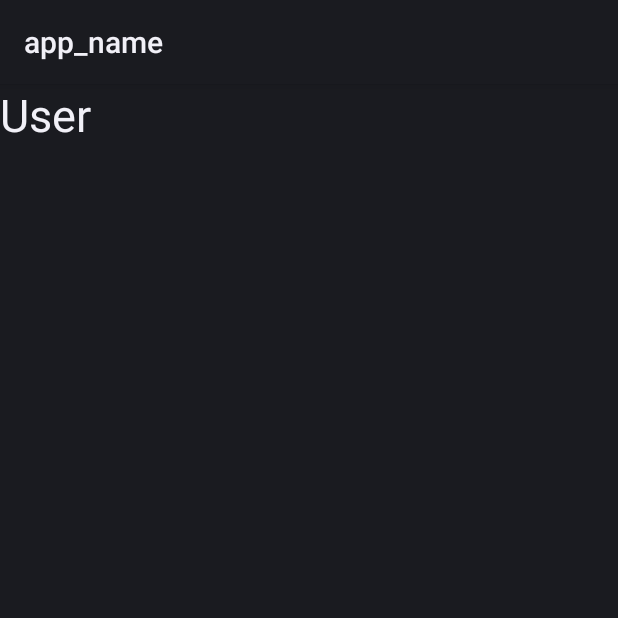
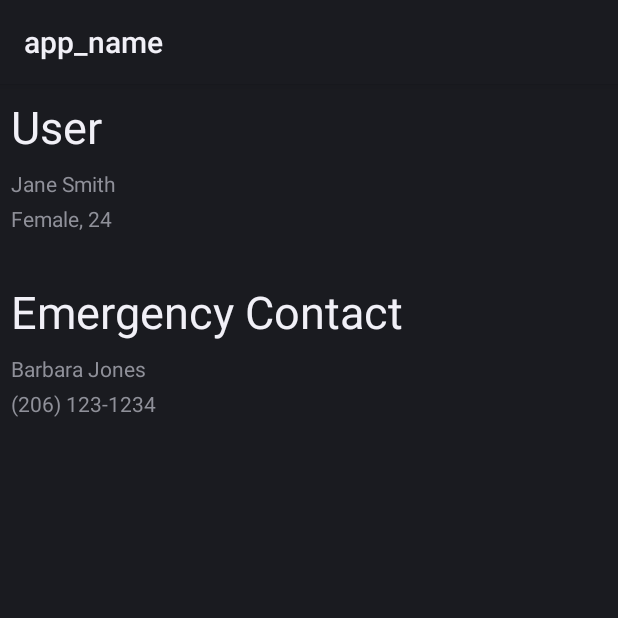
Before and after one commit to viveret/LadyProblems2016, an Android app: the screen it shows after launch (HomeActivity), on a phone screen of 412 x 824 dp, the top half of it. Run offline under Robolectric (Android 15) with nearby library versions, the phone set to English and light mode, and no system bars.

Commit message:
finished home screen xml except for the map which needs to be added.

```diff
--- a/src/main/res/layout/home_activity.xml
+++ b/src/main/res/layout/home_activity.xml
@@ -2,56 +2,89 @@
 <LinearLayout xmlns:android="http://schemas.android.com/apk/res/android"
 	xmlns:ads="http://schemas.android.com/apk/res-auto"
     android:layout_width="fill_parent"
-	android:layout_height="fill_parent" >
+	android:layout_height="fill_parent"
+    android:baselineAligned="false"
+    android:orientation="vertical">
 
   <!--   User profile information   -->
+
   <TextView
-      android:layout_width="fill_parent"
+      android:text="User"
+      style="@style/Header"
+
+      android:layout_width="wrap_content"
       android:layout_height="wrap_content"
-      android:gravity="center_vertical"
-      style="@style/Header"
-      android:text="User"/>
+
+      android:layout_marginTop="8dp"
+      android:layout_marginLeft="7.5dp"/>
+
   <TextView
       android:id="@id/user_full_name"
-      android:layout_width="fill_parent"
+      android:text="Jane Smith"
+
+      android:layout_width="wrap_content"
       android:layout_height="wrap_content"
-      android:gravity="center_vertical"/>
+
+      android:layout_marginTop="8dp"
+      android:layout_marginLeft="7.5dp"/>
+
   <TextView
       android:id="@id/user_sub_info"
-      android:layout_width="fill_parent"
+      android:text="Female, 24 "
+
+      android:layout_width="wrap_content"
       android:layout_height="wrap_content"
-      android:gravity="center_vertical"
-      style="@style/Subscript"/>
+
+      android:layout_marginTop="4dp"
+      android:layout_marginLeft="7.5dp"/>
 
   <!--   Emergency contact information   -->
+
   <TextView
-      android:layout_width="fill_parent"
+      android:text="Emergency Contact"
+      style="@style/Header"
+
+      android:layout_width="wrap_content"
       android:layout_height="wrap_content"
-      android:gravity="center_vertical"
-      style="@style/Header"
-      android:text="Emergency Contact"/>
+
+      android:layout_marginLeft="7.5dp"
+      android:layout_marginTop="32dp" />
+
   <TextView
       android:id="@id/emergency_contact_full_name"
-      android:layout_width="fill_parent"
+      android:text="Barbara Jones"
+
+      android:layout_width="wrap_content"
       android:layout_height="wrap_content"
-      android:gravity="center_vertical"/>
+
+      android:layout_marginTop="8dp"
+      android:layout_marginLeft="7.5dp"/>
+
   <TextView
       android:id="@id/emergency_contact_phone_number"
+      android:text="(206) 123-1234 "
+
+      android:layout_width="wrap_content"
+      android:layout_height="wrap_content"
+
+      android:layout_marginLeft="7.5dp"
+      android:layout_marginTop="4dp"/>
+
+  <ImageView
+      android:id="@id/google_map_view"
+
       android:layout_width="fill_parent"
-      android:layout_height="wrap_content"
-      android:gravity="center_vertical"
-      style="@style/Subscript"/>
+      android:layout_height="fill_parent"
 
-  <LinearLayout
-      android:id="@id/google_map_view"
-      android:layout_width="fill_parent"
-      android:layout_height="145dp"
-      />
+      android:layout_marginTop="8dp"/>
 
   <Button
-      android:layout_width="fill_parent"
+      android:layout_width="57dp"
       android:layout_height="wrap_content"
-      android:textColor="#ffffff"
+      android:textColor="#000000"
       android:background="#ffffff"
-      />
+      android:layout_alignParentBottom="true"
+      android:layout_alignLeft="@+id/user_sub_info"
+      android:layout_alignStart="@+id/user_sub_info" />
+
 </LinearLayout>
```
